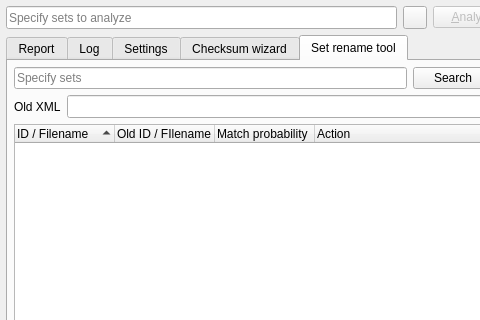
qmc2/qmc2-mame-fe, file romalyzer.ui: the form before one commit; both pictures show x 0 to 480 and y 0 to 320 of the 605 by 646 pixel window.
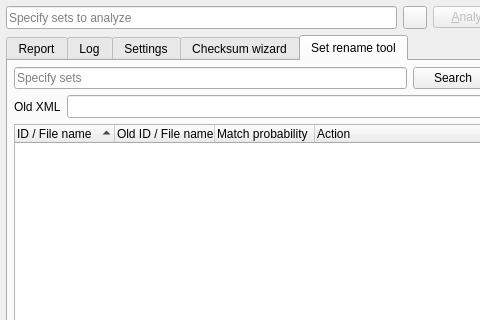
The form after the commit. The open tabs and pages were chosen to show the change. Icons and pictures are not drawn.

```diff
--- a/romalyzer.ui
+++ b/romalyzer.ui
@@ -1545,12 +1545,12 @@
          </property>
          <column>
           <property name="text">
-           <string>ID / Filename</string>
+           <string>ID / File name</string>
           </property>
          </column>
          <column>
           <property name="text">
-           <string>Old ID / FIlename</string>
+           <string>Old ID / File name</string>
           </property>
          </column>
          <column>
```
Left out of the diff: 2 changed lines with no effect on the pictures.
